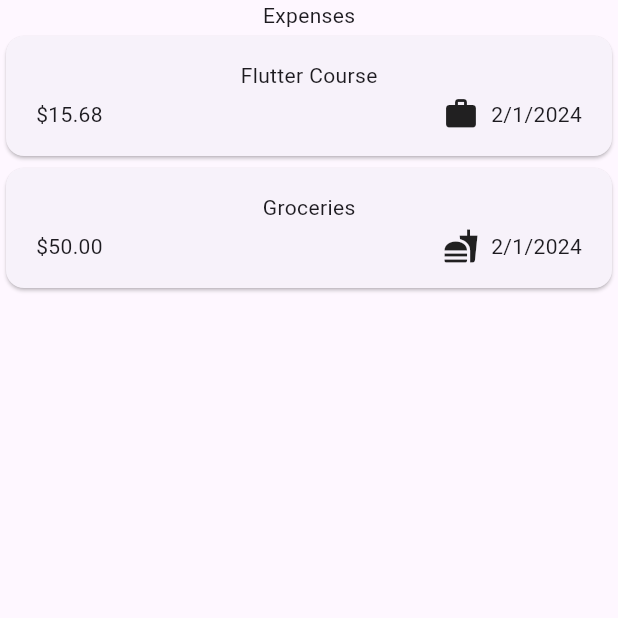
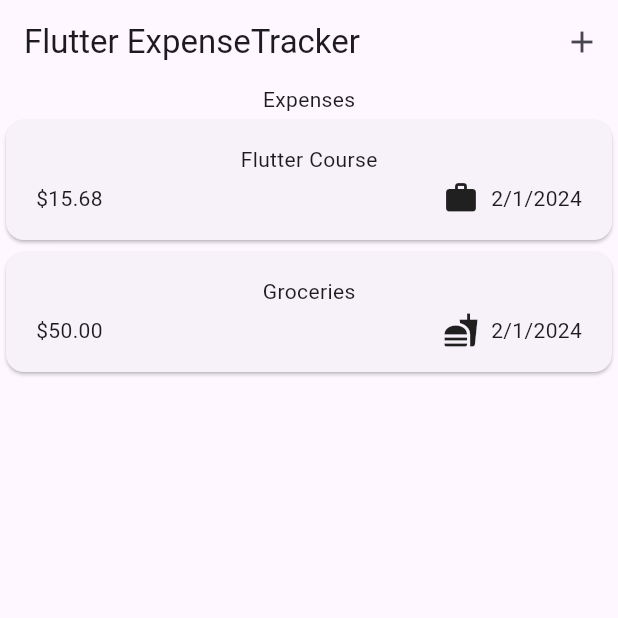
Before and after one commit to rjla-developer/expense_tracker, a Flutter app: the screen it shows after launch, on a phone screen of 412 x 824 dp, the top half of it. Run offline on Flutter 3.47's test engine with Material 3 defaults, Android fonts, the phone set to English and light mode, and no system bars.

Commit message:
Se arreglo el AppBar

```diff
--- a/lib/widgets/expenses.dart
+++ b/lib/widgets/expenses.dart
@@ -24,9 +24,23 @@ class _ExpensesState extends State<Expenses> {
         date: DateTime.now(),
         category: Category.food),
   ];
+
+  void _openAddExpenseOverlay() {
+    ///
+  }
+
   @override
   Widget build(BuildContext context) {
     return Scaffold(
+      appBar: AppBar(
+        title: const Text('Flutter ExpenseTracker'),
+        actions: [
+          IconButton(
+            icon: const Icon(Icons.add),
+            onPressed: _openAddExpenseOverlay,
+          )
+        ],
+      ),
       body: Column(
         children: [
           const Text('Expenses'),
```
